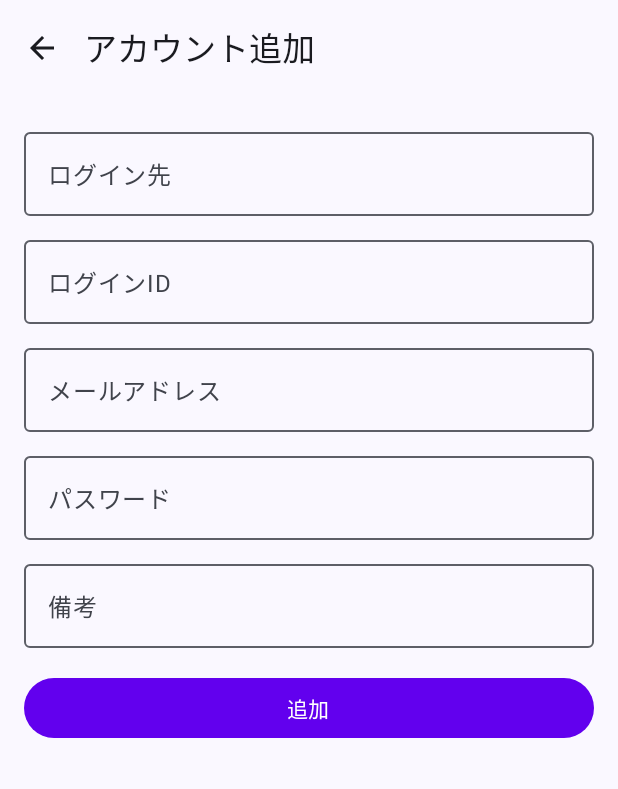
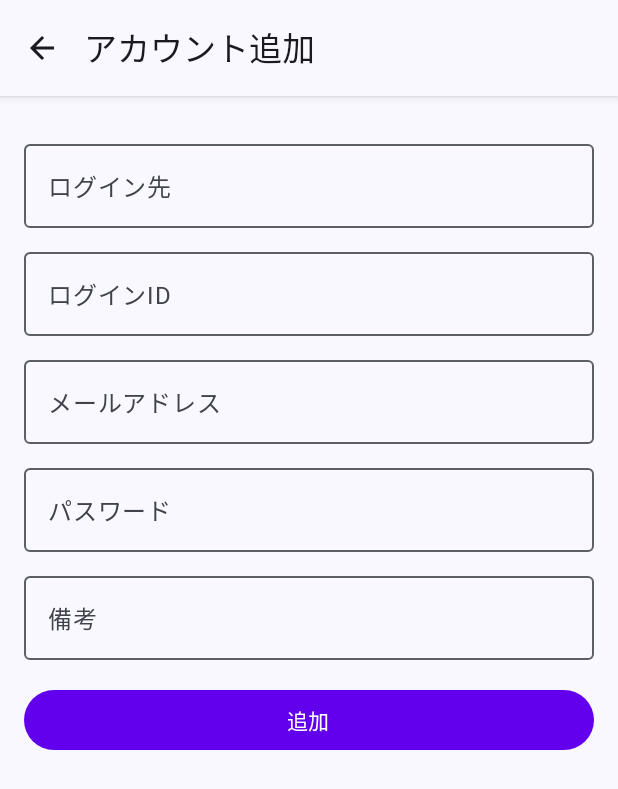
Before and after one commit to TakanaKonbu/PasswordManager, an Android app built with Jetpack Compose: the AccountFormScreen screen opened through its navigation route, on a phone screen of 412 x 824 dp. Shown: the top 789 px of the screen. Run offline under Robolectric (Android 15) with nearby library versions, the phone set to English and light mode, and no system bars; our stand-ins replace Room's generated code.

Commit message:
TopBarに影をつけた

```diff
--- a/app/src/main/java/com/takanakonbu/passwordmanager/ui/screens/AccountFormScreen.kt
+++ b/app/src/main/java/com/takanakonbu/passwordmanager/ui/screens/AccountFormScreen.kt
@@ -4,10 +4,10 @@ import androidx.compose.foundation.layout.*
 import androidx.compose.foundation.text.KeyboardOptions
 import androidx.compose.material.icons.Icons
 import androidx.compose.material.icons.automirrored.filled.ArrowBack
-import androidx.compose.material.icons.filled.ArrowBack
 import androidx.compose.material3.*
 import androidx.compose.runtime.*
 import androidx.compose.ui.Modifier
+import androidx.compose.ui.draw.shadow
 import androidx.compose.ui.graphics.Color
 import androidx.compose.ui.text.input.ImeAction
 import androidx.compose.ui.text.input.KeyboardType
@@ -48,7 +48,11 @@ fun AccountFormScreen(
     Scaffold(
         topBar = {
             TopAppBar(
-                title = { Text(if (accountId == null) "アカウント追加" else "アカウント編集") },
+                title = {
+                    Text(if (accountId == null) "アカウント追加" else "アカウント編集") },
+                Modifier
+                    .padding(bottom = 8.dp)
+                    .shadow(elevation = 4.dp),
                 navigationIcon = {
                     IconButton(onClick = { navController.navigateUp() }) {
                         Icon(
--- a/app/src/main/java/com/takanakonbu/passwordmanager/ui/screens/AccountListScreen.kt
+++ b/app/src/main/java/com/takanakonbu/passwordmanager/ui/screens/AccountListScreen.kt
@@ -11,6 +11,7 @@ import androidx.compose.material.icons.filled.Search
 import androidx.compose.material3.*
 import androidx.compose.runtime.*
 import androidx.compose.ui.Modifier
+import androidx.compose.ui.draw.shadow
 import androidx.compose.ui.graphics.Color
 import androidx.compose.ui.unit.dp
 import androidx.navigation.NavController
@@ -32,7 +33,10 @@ fun AccountListScreen(
         topBar = {
             Column {
                 TopAppBar(
-                    title = { Text("パスワードマネージャー") }
+                    title = { Text("パスワードマネージャー") },
+                    Modifier
+                        .padding(bottom = 8.dp)
+                        .shadow(elevation = 4.dp)
                 )
                 SearchBar(
                     query = searchQuery,
```
